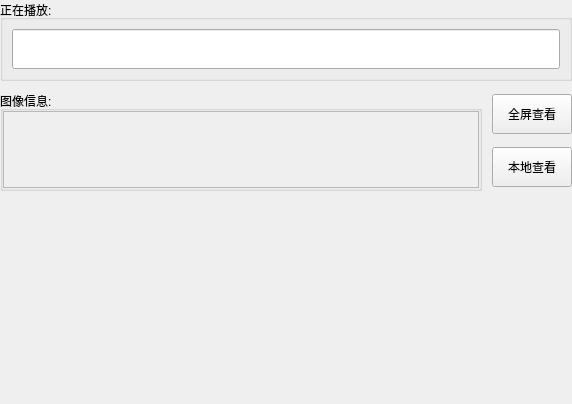
Above: FrameFlow/pyside6_GUI/sub_ui/wallpaper/ui/RightWidget.ui from YUN-LJ/FrameFlow before the change. Below: the same form after it.
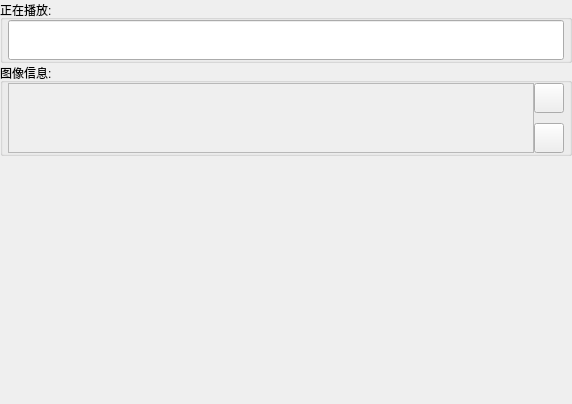
That is the form after the change. Custom widgets are drawn as their Qt base class.

Patch:
```diff
--- a/FrameFlow/pyside6_GUI/sub_ui/wallpaper/ui/RightWidget.ui
+++ b/FrameFlow/pyside6_GUI/sub_ui/wallpaper/ui/RightWidget.ui
@@ -13,9 +13,9 @@
   <property name="windowTitle">
    <string>Form</string>
   </property>
-  <layout class="QVBoxLayout" name="verticalLayout" stretch="0,1,1">
+  <layout class="QVBoxLayout" name="verticalLayout" stretch="0,0,1">
    <property name="spacing">
-    <number>10</number>
+    <number>0</number>
    </property>
    <property name="leftMargin">
     <number>0</number>
@@ -28,11 +28,6 @@
    </property>
    <property name="bottomMargin">
     <number>0</number>
-   </property>
-   <item>
-    <layout class="QHBoxLayout" name="horizontalLayout" stretch="0">
-     <property name="spacing">
-      <number>10</number>
      </property>
      <item>
       <widget class="QGroupBox" name="groupBox_name">
@@ -40,6 +35,21 @@
         <string>正在播放:</string>
        </property>
        <layout class="QHBoxLayout" name="horizontalLayout_4">
+      <property name="spacing">
+       <number>0</number>
+      </property>
+      <property name="leftMargin">
+       <number>5</number>
+      </property>
+      <property name="topMargin">
+       <number>0</number>
+      </property>
+      <property name="rightMargin">
+       <number>5</number>
+      </property>
+      <property name="bottomMargin">
+       <number>0</number>
+      </property>
         <item>
          <widget class="QLineEdit" name="lineEdit_name">
           <property name="minimumSize">
@@ -53,12 +63,10 @@
        </layout>
       </widget>
      </item>
-    </layout>
-   </item>
    <item>
-    <layout class="QHBoxLayout" name="horizontalLayout_3" stretch="0,0">
+    <layout class="QHBoxLayout" name="horizontalLayout_3" stretch="1">
      <property name="spacing">
-      <number>10</number>
+      <number>5</number>
      </property>
      <property name="rightMargin">
       <number>0</number>
@@ -74,18 +82,18 @@
        <property name="title">
         <string>图像信息:</string>
        </property>
-       <layout class="QVBoxLayout" name="verticalLayout_2">
+       <layout class="QHBoxLayout" name="horizontalLayout">
         <property name="spacing">
          <number>0</number>
         </property>
         <property name="leftMargin">
-         <number>0</number>
+         <number>5</number>
         </property>
         <property name="topMargin">
          <number>0</number>
         </property>
         <property name="rightMargin">
-         <number>0</number>
+         <number>5</number>
         </property>
         <property name="bottomMargin">
          <number>0</number>
@@ -100,57 +108,76 @@
             <rect>
              <x>0</x>
              <y>0</y>
-             <width>475</width>
-             <height>81</height>
+             <width>524</width>
+             <height>70</height>
             </rect>
            </property>
            <layout class="QGridLayout" name="gridLayout"/>
           </widget>
          </widget>
         </item>
-       </layout>
-      </widget>
-     </item>
      <item>
-      <layout class="QVBoxLayout" name="verticalLayout_3">
+         <layout class="QVBoxLayout" name="verticalLayout_2">
+          <property name="spacing">
+           <number>10</number>
+          </property>
        <item>
-        <widget class="PrimaryPushButton" name="pushButton_full">
+           <widget class="PrimaryToolButton" name="pushButton_open">
          <property name="minimumSize">
           <size>
-           <width>0</width>
-           <height>40</height>
-          </size>
-         </property>
+              <width>30</width>
+              <height>30</height>
+             </size>
+            </property>
+            <property name="maximumSize">
+             <size>
+              <width>30</width>
+              <height>30</height>
+             </size>
+            </property>
          <property name="text">
-          <string>全屏查看</string>
+             <string/>
          </property>
         </widget>
        </item>
        <item>
-        <widget class="PrimaryPushButton" name="pushButton_open">
+           <widget class="PrimaryToolButton" name="pushButton_full">
          <property name="minimumSize">
           <size>
-           <width>0</width>
-           <height>40</height>
-          </size>
-         </property>
+              <width>30</width>
+              <height>30</height>
+             </size>
+            </property>
+            <property name="maximumSize">
+             <size>
+              <width>30</width>
+              <height>30</height>
+             </size>
+            </property>
          <property name="text">
-          <string>本地查看</string>
+             <string/>
          </property>
         </widget>
        </item>
       </layout>
      </item>
     </layout>
-   </item>
+      </widget>
+     </item>
+    </layout>
+   </item>
    <item>
-    <layout class="QHBoxLayout" name="horizontalLayout_2"/>
+    <layout class="QHBoxLayout" name="horizontalLayout_2">
+     <property name="spacing">
+      <number>0</number>
+     </property>
+    </layout>
    </item>
   </layout>
  </widget>
  <customwidgets>
   <customwidget>
-   <class>PrimaryPushButton</class>
+   <class>PrimaryToolButton</class>
    <extends>QPushButton</extends>
    <header>qfluentwidgets.components.widgets</header>
   </customwidget>
```
Lines whose indentation alone changed are shown as unchanged.
